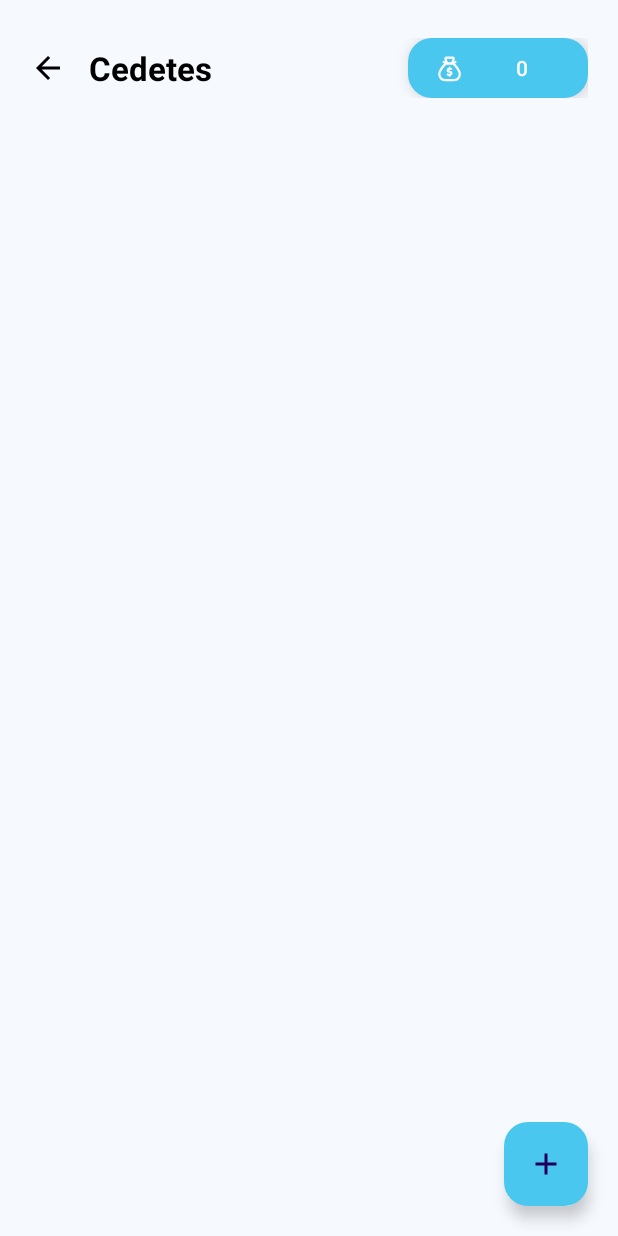
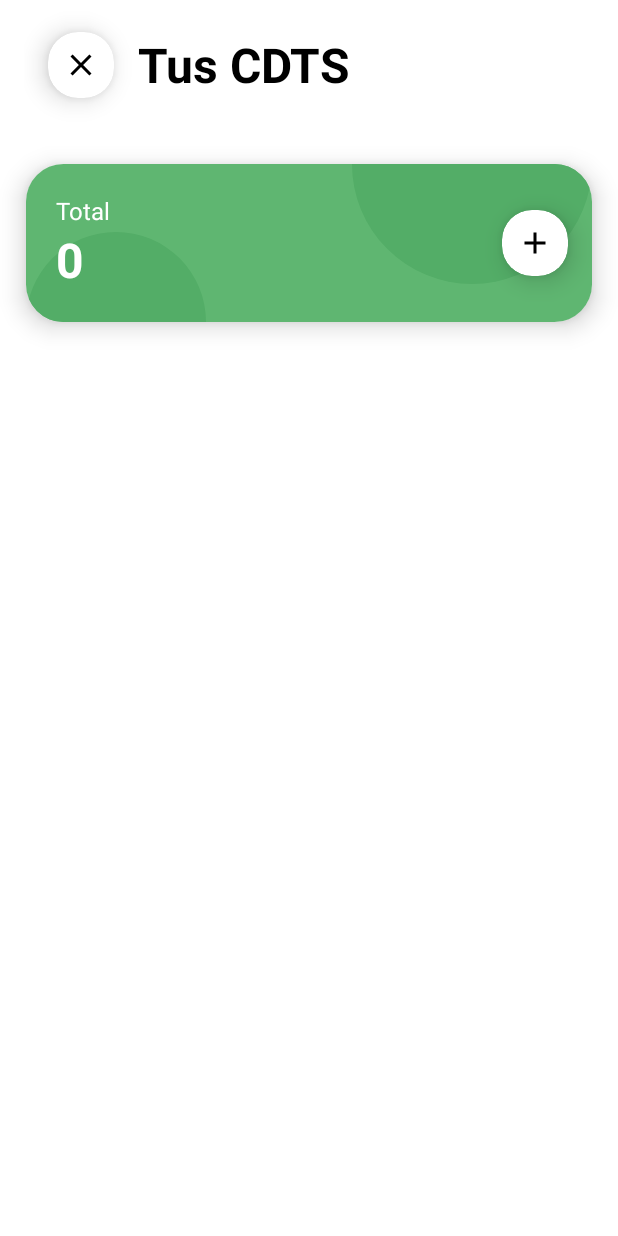
Before and after one commit to estarly07/wallet, an Android app: the CDTActivity screen opened directly, with no data from a screen before it, on a phone screen of 412 x 824 dp. Run offline under Robolectric (Android 15) with nearby library versions, the light colour scheme and no system bars; our stand-ins replace Dagger/Hilt's generated code, Room's generated code; libraries missing offline, so code that uses them is left out: com.makeramen.roundedimageview; plain views replace RoundedImageView.

Commit message:
CREATION
- The design was created to show the total that adds all the CDTs

```diff
--- a/Wallet/app/src/main/java/com/estarly/wallet/presentation/adapters/CDTAdapter.kt
+++ b/Wallet/app/src/main/java/com/estarly/wallet/presentation/adapters/CDTAdapter.kt
@@ -3,29 +3,51 @@ package com.estarly.wallet.presentation.adapters
 import android.annotation.SuppressLint
 import android.view.LayoutInflater
 import android.view.ViewGroup
+import androidx.core.view.isVisible
 import androidx.recyclerview.widget.RecyclerView
 import androidx.recyclerview.widget.RecyclerView.ViewHolder
+import com.estarly.wallet.R
 import com.estarly.wallet.databinding.ItemCedetesBinding
 import com.estarly.wallet.domain.models.CDTModel
 import com.estarly.wallet.utils.formatSalary
 
-class CDTAdapter(val list: List<CDTModel>,val onEdit:(CDTModel)->Unit) : RecyclerView.Adapter<CDTAdapter.Holder>() {
+class CDTAdapter(
+    private var total    : String           = "",
+    private var list     : List<CDTModel>   = listOf(),
+    private var onEdit   : (CDTModel)->Unit = {},
+    private var onCreate : ()->Unit         = {}
+) : RecyclerView.Adapter<CDTAdapter.Holder>() {
     class Holder(val binding: ItemCedetesBinding) : ViewHolder(binding.root)
 
     override fun onCreateViewHolder(parent: ViewGroup, viewType: Int): Holder
         = Holder(ItemCedetesBinding.inflate(LayoutInflater.from(parent.context), parent,false))
 
-    override fun getItemCount(): Int = list.size
+    override fun getItemCount(): Int = list.size + 1
 
     @SuppressLint("SetTextI18n")
     override fun onBindViewHolder(holder: Holder, position: Int) {
         with(holder.binding){
-            val cdt = list[position]
-            imgBackgroundItemCedetes.setImageResource(cdt.image)
-            txtDateCDT.text   = cdt.dateLastPaidFormatted
-            txtAmountCDT.text = "$ ${cdt.amount.formatSalary()}"
-            txtProfitCDT.text = "$ ${ cdt.profit }"
-            btnEditCDT.setOnClickListener { onEdit(cdt) }
+            total.root.isVisible = position == 0
+            card.isVisible       = position != 0
+            if(position == 0){
+                total.txtTotalCdt.text = this@CDTAdapter.total
+                total.btnCreateCDT.icon.setImageResource(R.drawable.ic_add)
+                total.btnCreateCDT.root.setOnClickListener{onCreate()}
+            }else{
+                val cdt = list[position-1]
+                imgBackgroundItemCedetes.setImageResource(cdt.image)
+                txtDateCDT.text   = cdt.dateLastPaidFormatted
+                txtAmountCDT.text = "$ ${cdt.amount.formatSalary()}"
+                txtProfitCDT.text = "$ ${ cdt.profit }"
+                btnEditCDT.setOnClickListener { onEdit(cdt) }
+            }
         }
     }
+    fun setTotal   (total: String)            {
+        this@CDTAdapter.total = total
+        notifyItemChanged(0)
+    }
+    fun setList    (list: List<CDTModel>)     { this@CDTAdapter.list  = list}
+    fun setOnEdit  (onEdit: (CDTModel)->Unit) { this.onEdit = onEdit}
+    fun setOnCreate(onCreate: ()->Unit)       { this.onCreate = onCreate}
 }
--- a/Wallet/app/src/main/java/com/estarly/wallet/presentation/screens/CDTActivity.kt
+++ b/Wallet/app/src/main/java/com/estarly/wallet/presentation/screens/CDTActivity.kt
@@ -5,6 +5,7 @@ import android.os.Bundle
 import androidx.activity.viewModels
 import androidx.recyclerview.widget.LinearLayoutManager
 import androidx.recyclerview.widget.RecyclerView
+import com.estarly.wallet.R
 import com.estarly.wallet.databinding.ActivityCedetesBinding
 import com.estarly.wallet.presentation.adapters.CDTAdapter
 import com.estarly.wallet.presentation.dialogs.CreateCDTSheetDialog
@@ -16,6 +17,7 @@ import kotlin.math.abs
 class CDTActivity : AppCompatActivity() {
     private val cdtViewModel : CDTViewModel by viewModels()
     private lateinit var binding : ActivityCedetesBinding
+    private val cdtAdapter = CDTAdapter()
     override fun onCreate(savedInstanceState: Bundle?) {
         super.onCreate(savedInstanceState)
         binding = ActivityCedetesBinding.inflate(layoutInflater)
@@ -28,16 +30,8 @@ class CDTActivity : AppCompatActivity() {
     private fun initObservers() {
         with(binding){
             with(cdtViewModel){
-                listCdts.observe(this@CDTActivity){
-                    recyclerCedetes.adapter = CDTAdapter(it){
-                        CreateCDTSheetDialog.showBottomSheetDialog(this@CDTActivity,it){amountInitial, tea, tna, time,rteFuente, image ->
-                            cdtViewModel.createCdt(id = it.id,amount = amountInitial,tea = tea, tna = tna, time = time,rteFuente =rteFuente, image = image)
-                        }
-                    }
-                }
-                total.observe(this@CDTActivity){
-                    txtTotalCdt.text = it
-                }
+                listCdts.observe(this@CDTActivity){ cdtAdapter.setList(it) }
+                total.observe(this@CDTActivity){ cdtAdapter.setTotal(it)}
             }
         }
     }
@@ -51,7 +45,8 @@ class CDTActivity : AppCompatActivity() {
 
     private fun initViews() {
         with(binding){
-            btnBack.setOnClickListener { onBackPressed() }
+            btnBack.icon.setImageResource(R.drawable.ic_close)
+            btnBack.root.setOnClickListener { onBackPressed() }
             recyclerCedetes.layoutManager = LinearLayoutManager(this@CDTActivity, LinearLayoutManager.VERTICAL,false)
             recyclerCedetes.addOnScrollListener(object : RecyclerView.OnScrollListener() {
                 override fun onScrolled(recyclerView: RecyclerView, dx: Int, dy: Int) {
@@ -66,8 +61,13 @@ class CDTActivity : AppCompatActivity() {
                     }
                 }
             })
-
-            btnCreateCDT.setOnClickListener {
+            recyclerCedetes.adapter = cdtAdapter
+            cdtAdapter.setOnEdit {
+                CreateCDTSheetDialog.showBottomSheetDialog(this@CDTActivity,it){amountInitial, tea, tna, time,rteFuente, image ->
+                    cdtViewModel.createCdt(id = it.id,amount = amountInitial,tea = tea, tna = tna, time = time,rteFuente =rteFuente, image = image)
+                }
+            }
+            cdtAdapter.setOnCreate {
                 CreateCDTSheetDialog.showBottomSheetDialog(this@CDTActivity,){amountInitial, tea, tna, time,rteFuente, image ->
                     cdtViewModel.createCdt(id =null,amount = amountInitial,tea = tea, tna = tna, time = time,rteFuente = rteFuente, image = image)
                 }
--- /dev/null
+++ b/Wallet/app/src/main/res/drawable/bubbles_background.xml
@@ -0,0 +1,32 @@
+<?xml version="1.0" encoding="utf-8"?>
+<layer-list xmlns:android="http://schemas.android.com/apk/res/android">
+    <item >
+        <shape >
+            <solid android:color="#5fb671" />
+            <size
+                android:width="100dp"
+                android:height="50dp"/>
+        </shape>
+    </item>
+
+    <item android:gravity="top|end" android:top="-80dp">
+        <shape >
+            <solid android:color="#53ad67" />
+            <corners android:radius="160dp"/>
+            <size
+                android:width="160dp"
+                android:height="160dp"/>
+        </shape>
+    </item>
+
+
+    <item android:gravity="bottom|start" android:bottom="-60dp">
+        <shape >
+            <solid android:color="#53ad67" />
+            <corners android:radius="120dp"/>
+            <size
+                android:width="120dp"
+                android:height="120dp"/>
+        </shape>
+    </item>
+</layer-list>
--- a/Wallet/app/src/main/res/layout/activity_cedetes.xml
+++ b/Wallet/app/src/main/res/layout/activity_cedetes.xml
@@ -15,60 +15,35 @@
         app:layout_constraintStart_toStartOf="parent"
         app:layout_constraintTop_toTopOf="parent">
 
+        <androidx.appcompat.widget.Toolbar
+            android:layout_width="match_parent"
+            android:background="@color/white"
+            android:elevation="@dimen/cardElevation"
+            android:layout_height="wrap_content">
             <LinearLayout
                 android:layout_width="match_parent"
                 android:layout_height="wrap_content"
-            android:layout_marginHorizontal="20dp"
-            android:layout_marginTop="25dp"
                 android:gravity="center_vertical"
                 android:orientation="horizontal">
+                <include
+                    android:id="@+id/btnBack"
+                    layout="@layout/wallet_button" />
 
-            <ImageButton
-                android:id="@+id/btnBack"
-                android:layout_width="wrap_content"
-                android:layout_height="wrap_content"
-                android:background="@color/backgroundScreens"
-                android:src="@drawable/ic_back" />
 
                     <TextView
-                android:layout_width="0dp"
+                        android:layout_width="match_parent"
                         android:layout_height="wrap_content"
-                android:layout_marginStart="15dp"
-                android:layout_weight="1"
-                android:text="Cedetes"
+                        android:text="Tus CDTS"
                         android:textColor="@color/black"
                         android:textSize="@dimen/titleScreen"
                         android:textStyle="bold" />
-            <com.google.android.material.floatingactionbutton.ExtendedFloatingActionButton
-                android:id="@+id/txtTotalCdt"
-                android:layout_width="wrap_content"
-                android:layout_height="40dp"
-                android:ellipsize="end"
-                app:icon="@drawable/ic_user_money"
-                app:iconTint="@color/white"
-                android:text="0"
-                android:textColor="@color/white"
-                android:elevation="0dp"
-                app:backgroundTint="@color/salary"
-                app:layout_constraintBottom_toBottomOf="parent"
-                app:layout_constraintEnd_toEndOf="parent"
-                tools:targetApi="m" />
 
             </LinearLayout>
+        </androidx.appcompat.widget.Toolbar>
 
         <androidx.recyclerview.widget.RecyclerView
             android:id="@+id/recyclerCedetes"
             android:layout_width="match_parent"
-            android:layout_height="wrap_content"
-            android:layout_marginTop="25dp" />
+            android:layout_height="wrap_content" />
     </LinearLayout>
-    <com.google.android.material.floatingactionbutton.FloatingActionButton
-        android:id="@+id/btnCreateCDT"
-        android:layout_width="wrap_content"
-        android:layout_height="wrap_content"
-        android:layout_margin="20dp"
-        android:src="@drawable/ic_add"
-        app:backgroundTint="@color/salary"
-        app:layout_constraintBottom_toBottomOf="parent"
-        app:layout_constraintEnd_toEndOf="parent" />
 </androidx.constraintlayout.widget.ConstraintLayout>
--- /dev/null
+++ b/Wallet/app/src/main/res/layout/card_total_cdt.xml
@@ -0,0 +1,46 @@
+<?xml version="1.0" encoding="utf-8"?>
+<androidx.cardview.widget.CardView xmlns:android="http://schemas.android.com/apk/res/android"
+    xmlns:app="http://schemas.android.com/apk/res-auto"
+    app:cardCornerRadius="@dimen/cornersCard"
+    app:cardElevation="@dimen/cardElevation"
+    app:cardUseCompatPadding="true"
+    android:layout_width="match_parent"
+    android:layout_height="wrap_content">
+
+    <LinearLayout
+        android:layout_width="match_parent"
+        android:layout_height="wrap_content"
+        android:gravity="center_vertical"
+        android:background="@drawable/bubbles_background"
+        android:orientation="horizontal">
+
+        <LinearLayout
+            android:layout_width="0dp"
+            android:layout_height="wrap_content"
+            android:layout_weight="1"
+            android:orientation="vertical"
+            android:padding="20dp">
+
+            <TextView
+                android:layout_width="match_parent"
+                android:layout_height="wrap_content"
+                android:text="Total"
+                android:textColor="@color/white"
+                android:textSize="@dimen/subtitle" />
+
+            <TextView
+                android:id="@+id/txtTotalCdt"
+                android:layout_width="match_parent"
+                android:layout_height="wrap_content"
+                android:text="1000000000000000"
+                android:textColor="@color/white"
+                android:textSize="@dimen/titleScreen"
+                android:textStyle="bold" />
+
+        </LinearLayout>
+
+        <include
+            android:id="@+id/btnCreateCDT"
+            layout="@layout/wallet_button" />
+    </LinearLayout>
+</androidx.cardview.widget.CardView>
--- a/Wallet/app/src/main/res/layout/item_cedetes.xml
+++ b/Wallet/app/src/main/res/layout/item_cedetes.xml
@@ -1,15 +1,22 @@
 <?xml version="1.0" encoding="utf-8"?>
-<androidx.cardview.widget.CardView xmlns:android="http://schemas.android.com/apk/res/android"
+<RelativeLayout xmlns:android="http://schemas.android.com/apk/res/android"
     xmlns:app="http://schemas.android.com/apk/res-auto"
-    xmlns:tools="http://schemas.android.com/tools"
+    android:layout_width="match_parent"
+    android:layout_height="wrap_content">
+    <include
+        android:id="@+id/total"
+        android:visibility="gone"
+        layout="@layout/card_total_cdt"/>
+    <androidx.cardview.widget.CardView
+        android:id="@+id/card"
         android:layout_width="match_parent"
         android:layout_height="wrap_content"
-    android:layout_marginHorizontal="10dp"
         android:orientation="vertical"
         app:cardBackgroundColor="@color/white"
         app:cardCornerRadius="@dimen/cornersCard"
-    app:cardElevation="10dp"
-    app:cardUseCompatPadding="true">
+        app:cardElevation="@dimen/cardElevation"
+        android:layout_marginHorizontal="30dp"
+        android:layout_marginBottom="30dp">
 
         <LinearLayout
             android:layout_width="match_parent"
@@ -37,8 +44,8 @@
                     android:layout_alignParentEnd="true"
                     android:layout_centerVertical="true"
                     app:cardBackgroundColor="@color/white"
-                app:cardUseCompatPadding="true"
-                app:cardCornerRadius="@dimen/cornersCard">
+                    app:cardCornerRadius="@dimen/cornersCard"
+                    app:cardUseCompatPadding="true">
 
                     <ImageView
                         android:layout_width="match_parent"
@@ -143,3 +150,4 @@
         </LinearLayout>
 
     </androidx.cardview.widget.CardView>
+</RelativeLayout>
--- /dev/null
+++ b/Wallet/app/src/main/res/layout/wallet_button.xml
@@ -0,0 +1,17 @@
+<?xml version="1.0" encoding="utf-8"?>
+<androidx.cardview.widget.CardView xmlns:android="http://schemas.android.com/apk/res/android"
+    xmlns:app="http://schemas.android.com/apk/res-auto"
+    android:layout_width="wrap_content"
+    android:layout_height="wrap_content"
+    app:cardBackgroundColor="@color/white"
+    app:cardCornerRadius="@dimen/cornersCardButton"
+    app:cardElevation="@dimen/cardElevation"
+    app:cardUseCompatPadding="true">
+
+    <ImageView
+        android:id="@+id/icon"
+        android:layout_width="wrap_content"
+        android:layout_height="wrap_content"
+        android:layout_margin="10dp"
+        android:src="@drawable/ic_back" />
+</androidx.cardview.widget.CardView>
--- a/Wallet/app/src/main/res/values/colors.xml
+++ b/Wallet/app/src/main/res/values/colors.xml
@@ -7,7 +7,7 @@
     <color name="grayLight2">#CDCDCD</color>
     <color name="grayLight">#8A8A8A</color>
     <color name="grayDark">#5A5A5A</color>
-    <color name="backgroundScreens">#f6f9fe</color>
+    <color name="backgroundScreens">#FFFFFF</color>
     <!--  Graphic  -->
     <color name="salary">#49c7ef</color>
     <color name="percentageSpent">#9c5ff8</color>
--- a/Wallet/app/src/main/res/values/dimens.xml
+++ b/Wallet/app/src/main/res/values/dimens.xml
@@ -1,11 +1,13 @@
 <resources>
     <!-- TEXT-->
-    <dimen name="titleScreen" >22sp</dimen>
+    <dimen name="titleScreen" >32sp</dimen>
     <dimen name="key_keyboard" >25sp</dimen>
     <dimen name="title" >20sp</dimen>
     <dimen name="subtitle">16sp</dimen>
     <dimen name="normal">14sp</dimen>
     <dimen name="small">12sp</dimen>
 
-    <dimen name="cornersCard">15dp</dimen>
+    <dimen name="cornersCard">25dp</dimen>
+    <dimen name="cornersCardButton">20dp</dimen>
+    <dimen name="cardElevation">10dp</dimen>
 </resources>
```
Lines whose indentation alone changed are shown as unchanged.
